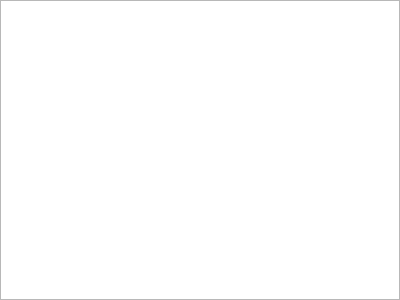
Above: Tools/breezEd/ui/AssetBrowserWidget.ui from shadercoder/breeze-2 before the change. Below: the same form after it.
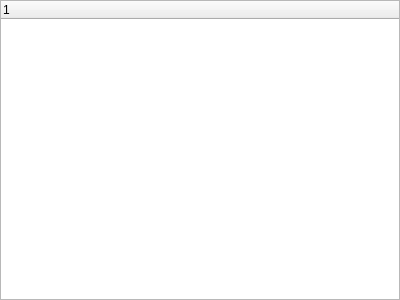
That is the form after the change. Icons and pictures are not drawn. Custom widgets are drawn as their Qt base class.

```diff
--- a/Tools/breezEd/ui/AssetBrowserWidget.ui
+++ b/Tools/breezEd/ui/AssetBrowserWidget.ui
@@ -32,11 +32,8 @@
      <property name="selectionBehavior">
       <enum>QAbstractItemView::SelectItems</enum>
      </property>
-     <property name="sortingEnabled">
-      <bool>true</bool>
-     </property>
-     <attribute name="headerVisible">
-      <bool>false</bool>
+     <attribute name="headerDefaultSectionSize">
+      <number>175</number>
      </attribute>
      <column>
       <property name="text">
```
